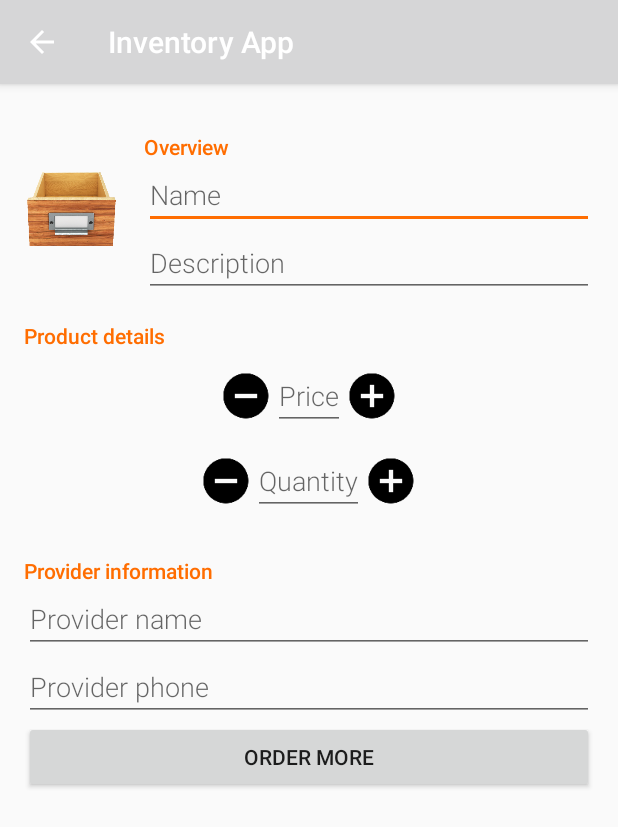
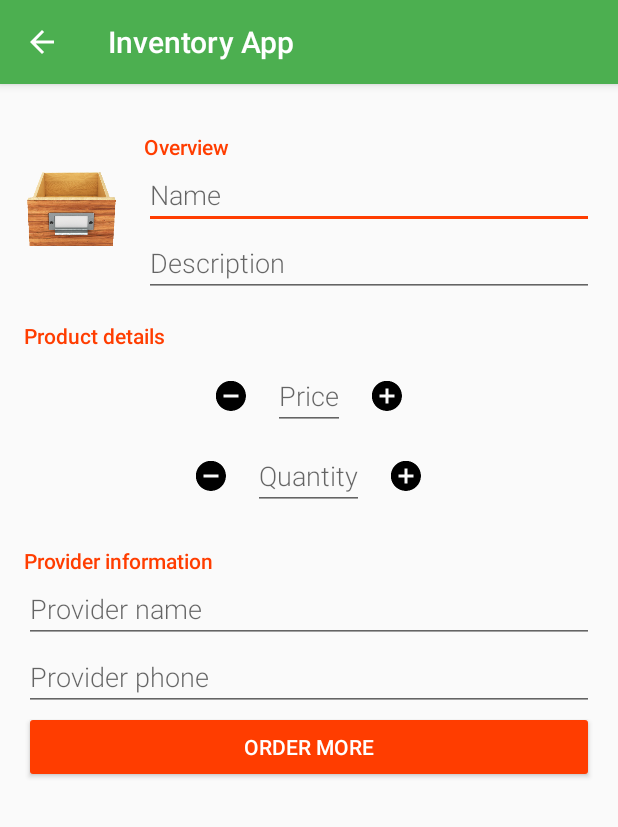
Before and after one commit to VIcuko/Android-InventoryApp, an Android app: the EditorActivity screen opened directly, with no data from a screen before it, on a phone screen of 412 x 824 dp. Shown: the top 827 px of the screen. Run offline under Robolectric (Android 15) with nearby library versions, the phone set to English and light mode, and no system bars.

Commit message:
Update editor activity layout design and colors

```diff
--- a/app/src/main/res/layout/activity_editor.xml
+++ b/app/src/main/res/layout/activity_editor.xml
@@ -67,6 +67,8 @@
                 style="@style/EditorFieldStyle"
                 android:layout_width="wrap_content"
                 android:layout_centerInParent="true"
+                android:layout_marginLeft="@dimen/horizontal_padding"
+                android:layout_marginRight="@dimen/horizontal_padding"
                 android:hint="@string/hint_product_price"
                 android:inputType="numberDecimal" />
 
@@ -100,6 +102,8 @@
                 style="@style/EditorFieldStyle"
                 android:layout_width="wrap_content"
                 android:layout_centerInParent="true"
+                android:layout_marginLeft="@dimen/horizontal_padding"
+                android:layout_marginRight="@dimen/horizontal_padding"
                 android:hint="@string/hint_product_quantity"
                 android:inputType="number" />
 
@@ -154,6 +158,8 @@
             <Button
                 android:layout_width="match_parent"
                 android:layout_height="wrap_content"
+                android:backgroundTint="@color/colorAccent"
+                android:textColor="@android:color/white"
                 android:text="@string/order_more_button" />
         </LinearLayout>
 
--- a/app/src/main/res/values/colors.xml
+++ b/app/src/main/res/values/colors.xml
@@ -2,7 +2,11 @@
 <resources>
     <color name="colorPrimary">#2196F3</color>
     <color name="colorPrimaryDark">#0D47A1</color>
-    <color name="colorAccent">#FF6D00</color>
+    <color name="colorAccent">#FF3D00</color>
+
+    <color name="colorEditorPrimary">#4CAF50</color>
+    <color name="colorEditorPrimaryDark">#1B5E20</color>
+    <color name="colorEditorAccent">#FF3D00</color>
 
     <color name="empty_view_title">#42A5F5</color>
     <color name="empty_view_subtitle">#64B5F6</color>
--- a/app/src/main/res/values/dimens.xml
+++ b/app/src/main/res/values/dimens.xml
@@ -10,5 +10,5 @@
 
     <dimen name="fab_margin">16dp</dimen>
 
-    <dimen name="sum_button_side">36dp</dimen>
+    <dimen name="sum_button_side">24dp</dimen>
 </resources>
```
Also changed, not shown: app/src/main/AndroidManifest.xml (+5 -5 lines).
